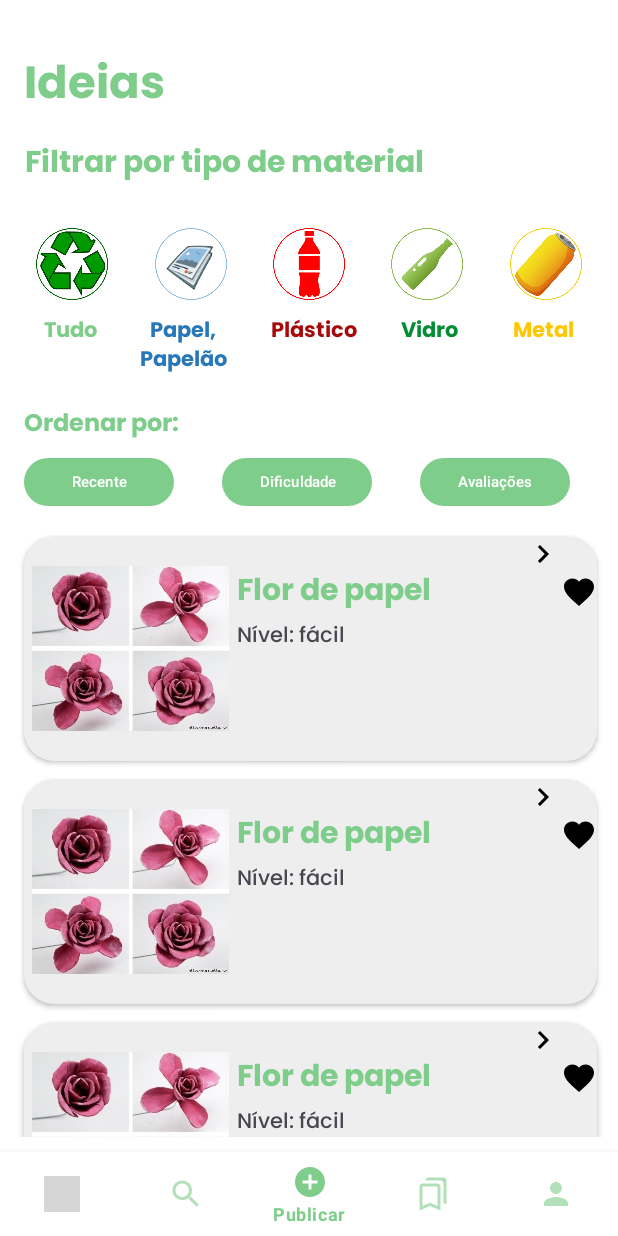
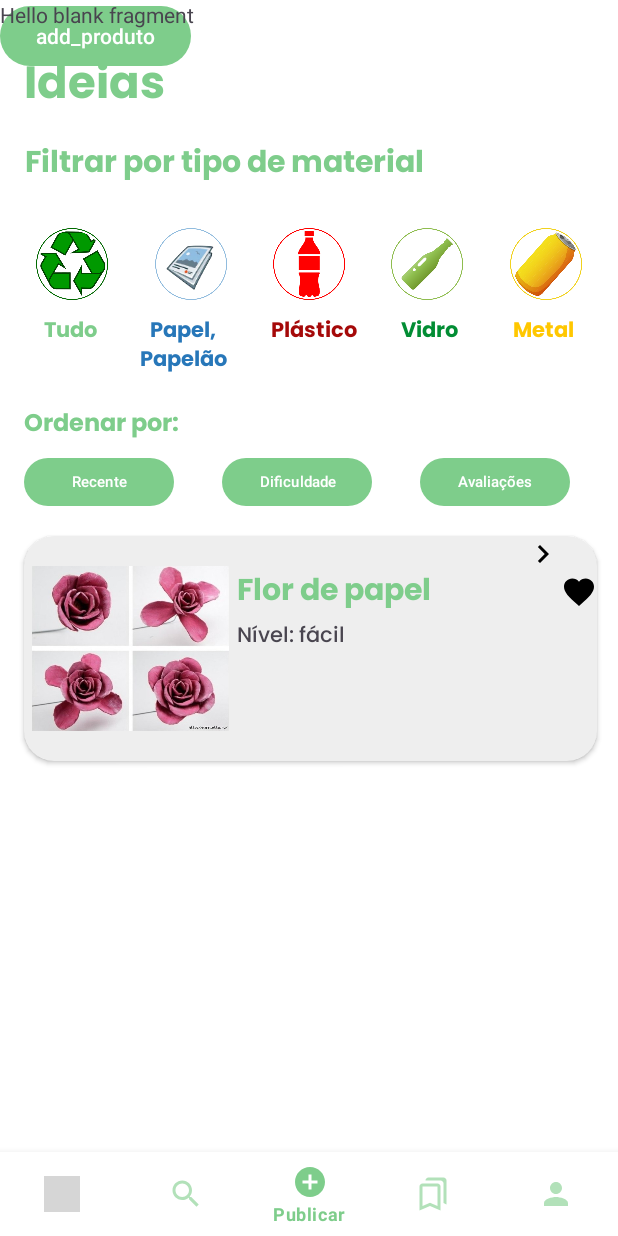
Before and after one commit to erikhsu08/lab_eng, an Android app: the screen it shows after launch (MainActivity), item 3 of the bottom bar chosen, on a phone screen of 412 x 824 dp. Run offline under Robolectric (Android 15) with nearby library versions, the phone set to English and light mode, and no system bars; our stand-ins replace Firebase (no records; nobody signed in at launch, a user with empty details on screens opened directly); grey boxes are pictures that could not be loaded.

Commit message:
atualizando, add firebase e fragment publicar

```diff
--- /dev/null
+++ b/app/src/main/java/com/reciclamais/activity/HomeFragment.java
@@ -0,0 +1,66 @@
+package com.reciclamais.activity;
+
+import android.os.Bundle;
+
+import androidx.fragment.app.Fragment;
+
+import android.view.LayoutInflater;
+import android.view.View;
+import android.view.ViewGroup;
+
+import com.reciclamais.R;
+
+/**
+ * A simple {@link Fragment} subclass.
+ * Use the {@link HomeFragment#newInstance} factory method to
+ * create an instance of this fragment.
+ */
+public class HomeFragment extends Fragment {
+
+    // TODO: Rename parameter arguments, choose names that match
+    // the fragment initialization parameters, e.g. ARG_ITEM_NUMBER
+    private static final String ARG_PARAM1 = "param1";
+    private static final String ARG_PARAM2 = "param2";
+
+    // TODO: Rename and change types of parameters
+    private String mParam1;
+    private String mParam2;
+
+    public HomeFragment() {
+        // Required empty public constructor
+    }
+
+    /**
+     * Use this factory method to create a new instance of
+     * this fragment using the provided parameters.
+     *
+     * @param param1 Parameter 1.
+     * @param param2 Parameter 2.
+     * @return A new instance of fragment HomeFragment.
+     */
+    // TODO: Rename and change types and number of parameters
+    public static HomeFragment newInstance(String param1, String param2) {
+        HomeFragment fragment = new HomeFragment();
+        Bundle args = new Bundle();
+        args.putString(ARG_PARAM1, param1);
+        args.putString(ARG_PARAM2, param2);
+        fragment.setArguments(args);
+        return fragment;
+    }
+
+    @Override
+    public void onCreate(Bundle savedInstanceState) {
+        super.onCreate(savedInstanceState);
+        if (getArguments() != null) {
+            mParam1 = getArguments().getString(ARG_PARAM1);
+            mParam2 = getArguments().getString(ARG_PARAM2);
+        }
+    }
+
+    @Override
+    public View onCreateView(LayoutInflater inflater, ViewGroup container,
+                             Bundle savedInstanceState) {
+        // Inflate the layout for this fragment
+        return inflater.inflate(R.layout.activity_main, container, false);
+    }
+}
--- a/app/src/main/java/com/reciclamais/activity/MainActivity.java
+++ b/app/src/main/java/com/reciclamais/activity/MainActivity.java
@@ -1,16 +1,28 @@
 package com.reciclamais.activity;
 
+
+import androidx.annotation.NonNull;
+import androidx.fragment.app.Fragment;
+import androidx.appcompat.app.AppCompatActivity;
+
+import android.annotation.SuppressLint;
 import android.os.Bundle;
-
+import android.util.Log;
+import android.view.MenuItem;
+import android.widget.Button;
 import androidx.activity.EdgeToEdge;
-import androidx.appcompat.app.AppCompatActivity;
 import androidx.core.content.ContextCompat;
 import androidx.recyclerview.widget.LinearLayoutManager;
 import androidx.recyclerview.widget.RecyclerView;
-
+import com.google.android.material.bottomnavigation.BottomNavigationView;
+import com.google.firebase.FirebaseApp;
+import com.google.firebase.database.DatabaseReference;
+import com.google.firebase.database.FirebaseDatabase;
 import com.reciclamais.R;
 import com.reciclamais.adapter.ProdutoAdapter;
 import com.reciclamais.model.Produto;
+import com.reciclamais.activity.HomeFragment; // Importe o HomeFragment
+import com.reciclamais.activity.PublicarFragment; // Importe o PublicarFragment
 
 import java.util.ArrayList;
 import java.util.List;
@@ -18,67 +30,92 @@ import java.util.List;
 public class MainActivity extends AppCompatActivity {
     private RecyclerView recyclerProdutos;
     private List<Produto> produtos = new ArrayList<>();
+    private Button add_produto;
+    private BottomNavigationView bottomNavigationView;
+
     @Override
     protected void onCreate(Bundle savedInstanceState) {
         super.onCreate(savedInstanceState);
         EdgeToEdge.enable(this);
         setContentView(R.layout.activity_main);
 
+        // Inicializa o Firebase
+        FirebaseApp.initializeApp(this);
+
         recyclerProdutos = findViewById(R.id.recyclerProdutos);
+        add_produto = findViewById(R.id.add_produto);
+        bottomNavigationView = findViewById(R.id.bottomNavigationView);
 
-        //Configurar cor statusbar
+        // Configurar cor statusbar
         getWindow().setStatusBarColor(ContextCompat.getColor(this, R.color.cinza));
 
-        //Definir layout
+        // Definir layout
         RecyclerView.LayoutManager layoutManager = new LinearLayoutManager(this);
         recyclerProdutos.setLayoutManager(layoutManager);
 
-        //Define adapter
+        // Define adapter
         this.prepararProdutos();
         ProdutoAdapter adapter = new ProdutoAdapter(produtos);
         recyclerProdutos.setAdapter(adapter);
 
+        // Configura a ação do botão para adicionar um produto ao Firebase
+        add_produto.setOnClickListener(view -> {
+            adicionarProdutoAoFirebase();
+        });
+
+        // Define o fragmento padrão
+        if (savedInstanceState == null) {
+            loadFragment(new HomeFragment()); // Fragment inicial
+        }
+
+        bottomNavigationView.setOnItemSelectedListener(item -> {
+            Fragment selectedFragment = null;
+            int itemId = item.getItemId();
+
+            if (itemId == R.id.home) {
+                selectedFragment = new HomeFragment();
+            } else if (itemId == R.id.publicar) {
+                selectedFragment = new PublicarFragment();
+            }
+            // Adicione outros casos para os demais itens do menu
+
+            return loadFragment(selectedFragment);
+        });
     } // OnCreate
 
+    private boolean loadFragment(Fragment fragment) {
+        // Troca o fragmento
+        if (fragment != null) {
+            getSupportFragmentManager().beginTransaction()
+                    .replace(R.id.fragment_container, fragment)
+                    .commit();
+            return true;
+        }
+        return false;
+    }
 
+    // Método para adicionar um produto ao Firebase
+    private void adicionarProdutoAoFirebase() {
+        FirebaseDatabase firebaseDatabase = FirebaseDatabase.getInstance();
+        DatabaseReference databaseReference = firebaseDatabase.getReference("produtos");
 
-    public void prepararProdutos(){
+        // Cria um novo produto
+        Produto produto = new Produto("Foguete", "Facil", R.drawable.foguete);
+
+        // Adiciona o produto ao Firebase
+        databaseReference.push().setValue(produto).addOnCompleteListener(task -> {
+            if (task.isSuccessful()) {
+                Log.d("Firebase", "Produto adicionado com sucesso.");
+            } else {
+                Log.e("Firebase", "Erro ao adicionar o produto.");
+            }
+        });
+    }
+
+    public void prepararProdutos() {
         Produto p = new Produto("Flor de papel", "Nível: fácil", R.drawable.flor);
         this.produtos.add(p);
 
-        p = new Produto("Flor de papel", "Nível: fácil", R.drawable.flor);
-        this.produtos.add(p);
-
-        p = new Produto("Flor de papel", "Nível: fácil", R.drawable.flor);
-        this.produtos.add(p);
-
-        p = new Produto("Flor de papel", "Nível: fácil", R.drawable.flor);
-        this.produtos.add(p);
-
-        p = new Produto("Flor de papel", "Nível: fácil", R.drawable.flor);
-        this.produtos.add(p);
-
-        p = new Produto("Flor de papel", "Nível: fácil", R.drawable.flor);
-        this.produtos.add(p);
-
-        p = new Produto("Flor de papel", "Nível: fácil", R.drawable.flor);
-        this.produtos.add(p);
-
-        p = new Produto("Flor de papel", "Nível: fácil", R.drawable.flor);
-        this.produtos.add(p);
-
-        p = new Produto("Flor de papel", "Nível: fácil", R.drawable.flor);
-        this.produtos.add(p);
-
-        p = new Produto("Flor de papel", "Nível: fácil", R.drawable.flor);
-        this.produtos.add(p);
-
+        // Adicione mais produtos aqui, conforme necessário
     }
-
-    public int retornaUm(){
-        return 1;
-    }
-
-    //teste
-
 }
--- /dev/null
+++ b/app/src/main/java/com/reciclamais/activity/PublicarFragment.java
@@ -0,0 +1,66 @@
+package com.reciclamais.activity;
+
+import android.os.Bundle;
+
+import androidx.fragment.app.Fragment;
+
+import android.view.LayoutInflater;
+import android.view.View;
+import android.view.ViewGroup;
+
+import com.reciclamais.R;
+
+/**
+ * A simple {@link Fragment} subclass.
+ * Use the {@link PublicarFragment#newInstance} factory method to
+ * create an instance of this fragment.
+ */
+public class PublicarFragment extends Fragment {
+
+    // TODO: Rename parameter arguments, choose names that match
+    // the fragment initialization parameters, e.g. ARG_ITEM_NUMBER
+    private static final String ARG_PARAM1 = "param1";
+    private static final String ARG_PARAM2 = "param2";
+
+    // TODO: Rename and change types of parameters
+    private String mParam1;
+    private String mParam2;
+
+    public PublicarFragment() {
+        // Required empty public constructor
+    }
+
+    /**
+     * Use this factory method to create a new instance of
+     * this fragment using the provided parameters.
+     *
+     * @param param1 Parameter 1.
+     * @param param2 Parameter 2.
+     * @return A new instance of fragment PublicarFragment.
+     */
+    // TODO: Rename and change types and number of parameters
+    public static PublicarFragment newInstance(String param1, String param2) {
+        PublicarFragment fragment = new PublicarFragment();
+        Bundle args = new Bundle();
+        args.putString(ARG_PARAM1, param1);
+        args.putString(ARG_PARAM2, param2);
+        fragment.setArguments(args);
+        return fragment;
+    }
+
+    @Override
+    public void onCreate(Bundle savedInstanceState) {
+        super.onCreate(savedInstanceState);
+        if (getArguments() != null) {
+            mParam1 = getArguments().getString(ARG_PARAM1);
+            mParam2 = getArguments().getString(ARG_PARAM2);
+        }
+    }
+
+    @Override
+    public View onCreateView(LayoutInflater inflater, ViewGroup container,
+                             Bundle savedInstanceState) {
+        // Inflate the layout for this fragment
+        return inflater.inflate(R.layout.fragment_publicar, container, false);
+    }
+}
--- a/app/src/main/res/layout/activity_main.xml
+++ b/app/src/main/res/layout/activity_main.xml
@@ -253,6 +253,12 @@
             app:layout_constraintTop_toTopOf="parent"
             app:layout_constraintVertical_bias="0.0">
 
+            <Button
+                android:id="@+id/add_produto"
+                android:layout_width="wrap_content"
+                android:layout_height="wrap_content"
+                android:text="add_produto" />
+
         </FrameLayout>
 
         <com.google.android.material.bottomnavigation.BottomNavigationView
@@ -264,6 +270,12 @@
             app:layout_constraintStart_toStartOf="parent"
             app:menu="@menu/bottom_nav_menu" />
 
+        <FrameLayout
+            android:id="@+id/fragment_container"
+            android:layout_width="match_parent"
+            android:layout_height="match_parent"
+            android:layout_above="@id/bottomNavigationView"/>
+
 
     </androidx.constraintlayout.widget.ConstraintLayout>
 </androidx.core.widget.NestedScrollView>
--- /dev/null
+++ b/app/src/main/res/layout/fragment_publicar.xml
@@ -0,0 +1,14 @@
+<?xml version="1.0" encoding="utf-8"?>
+<FrameLayout xmlns:android="http://schemas.android.com/apk/res/android"
+    xmlns:tools="http://schemas.android.com/tools"
+    android:layout_width="match_parent"
+    android:layout_height="match_parent"
+    tools:context=".activity.PublicarFragment">
+
+    <!-- TODO: Update blank fragment layout -->
+    <TextView
+        android:layout_width="match_parent"
+        android:layout_height="match_parent"
+        android:text="@string/hello_blank_fragment"  />
+
+</FrameLayout>
--- a/app/src/main/res/menu/bottom_nav_menu.xml
+++ b/app/src/main/res/menu/bottom_nav_menu.xml
@@ -1,16 +1,21 @@
 <?xml version="1.0" encoding="utf-8"?>
 <menu xmlns:android="http://schemas.android.com/apk/res/android">
 
-    <item android:title="Home"
+    <item
+        android:id="@+id/home"
+        android:title="Home"
         android:icon="@drawable/ic_home"
-        android:id="@+id/home"
         />
-    <item android:title="Pesquisar"
+    <item
+        android:id="@+id/search"
+        android:title="Pesquisar"
         android:icon="@drawable/ic_search"
-        android:id="@+id/search"/>
-    <item android:title="Publicar"
+        />
+    <item
+        android:id="@+id/publicar"
+        android:title="Publicar"
         android:icon="@drawable/baseline_add_circle_24"
-        android:id="@+id/add"/>
+        />
     <item android:title="Salvos"
         android:icon="@drawable/outline_bookmarks_24"
         android:id="@+id/salvos"/>
--- a/app/src/main/res/values/strings.xml
+++ b/app/src/main/res/values/strings.xml
@@ -2,5 +2,5 @@
     <string name="app_name">ReciclaMais</string>
     <!-- TODO: Remove or change this placeholder text -->
     <string name="hello_blank_fragment">Hello blank fragment</string>
-    <string name = "teste">teste</string>
+    <string name="teste">teste</string>
 </resources>
--- a/build.gradle.kts
+++ b/build.gradle.kts
@@ -1,4 +1,5 @@
 // Top-level build file where you can add configuration options common to all sub-projects/modules.
 plugins {
     alias(libs.plugins.android.application) apply false
+    id("com.google.gms.google-services") version "4.4.2" apply false
 }
```
Also changed, not shown: app/build.gradle.kts (+24 -0 lines), app/src/main/res/layout/fragment_home.xml (added, +14 -0 lines), gradle/libs.versions.toml (+10 -1 lines), app/src/main/res/drawable/foguete.png (added), 2 other files.
